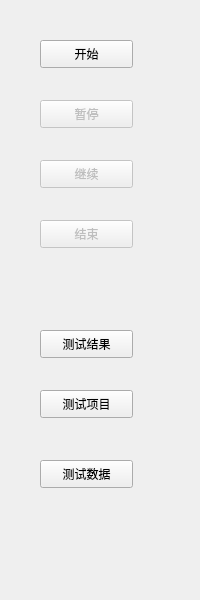
The window that IDC_TestSystem/common/toolbox/testtoolwid.ui (ChinaClever/IDC_TestSystem) describes before a commit, drawn with Qt 5.
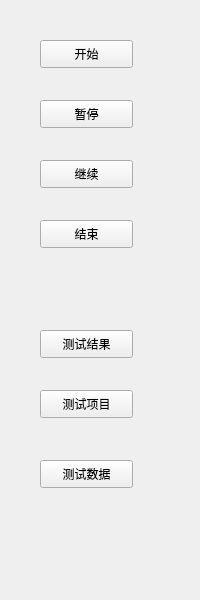
The same window after the commit.

Patch:
```diff
--- a/IDC_TestSystem/common/toolbox/testtoolwid.ui
+++ b/IDC_TestSystem/common/toolbox/testtoolwid.ui
@@ -67,7 +67,7 @@
   </widget>
   <widget class="QPushButton" name="pauseBtn">
    <property name="enabled">
-    <bool>false</bool>
+    <bool>true</bool>
    </property>
    <property name="geometry">
     <rect>
@@ -83,7 +83,7 @@
   </widget>
   <widget class="QPushButton" name="overBtn">
    <property name="enabled">
-    <bool>false</bool>
+    <bool>true</bool>
    </property>
    <property name="geometry">
     <rect>
@@ -99,7 +99,7 @@
   </widget>
   <widget class="QPushButton" name="continueBtn">
    <property name="enabled">
-    <bool>false</bool>
+    <bool>true</bool>
    </property>
    <property name="geometry">
     <rect>
```
